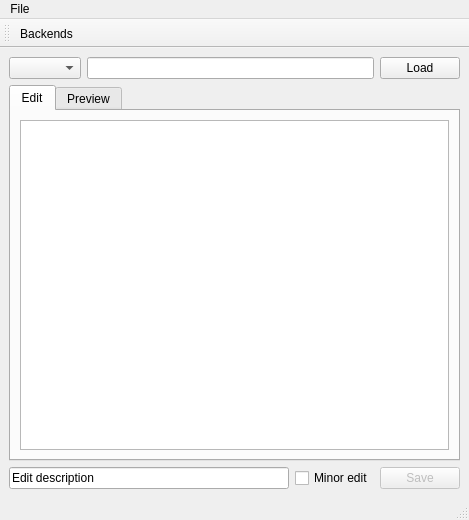
Old version of the form weboob/applications/qwebcontentedit/ui/main_window.ui in the repository laurentb/weboob.
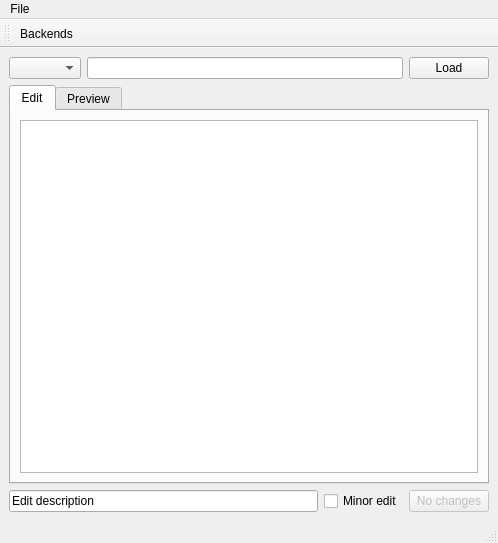
New version of the form.

```diff
--- a/weboob/applications/qwebcontentedit/ui/main_window.ui
+++ b/weboob/applications/qwebcontentedit/ui/main_window.ui
@@ -6,8 +6,8 @@
    <rect>
     <x>0</x>
     <y>0</y>
-    <width>469</width>
-    <height>520</height>
+    <width>498</width>
+    <height>543</height>
    </rect>
   </property>
   <property name="windowTitle">
@@ -89,7 +89,7 @@
          <bool>false</bool>
         </property>
         <property name="text">
-         <string>Save</string>
+         <string>No changes</string>
         </property>
        </widget>
       </item>
@@ -102,8 +102,8 @@
     <rect>
      <x>0</x>
      <y>0</y>
-     <width>469</width>
-     <height>20</height>
+     <width>498</width>
+     <height>22</height>
     </rect>
    </property>
    <widget class="QMenu" name="menuFile">
```
